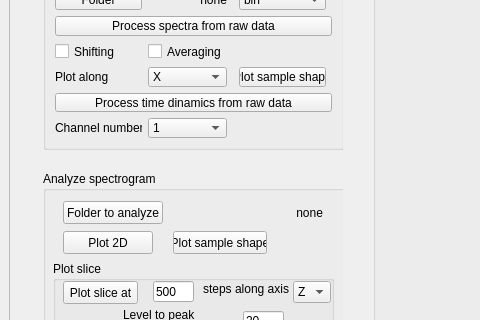
First picture: the form in Windows/UIs/MainWindow.ui, repository al509/ScanLoop, before the edit; both pictures show x 0 to 480 and y 190 to 510 of the 1199 by 892 pixel window.
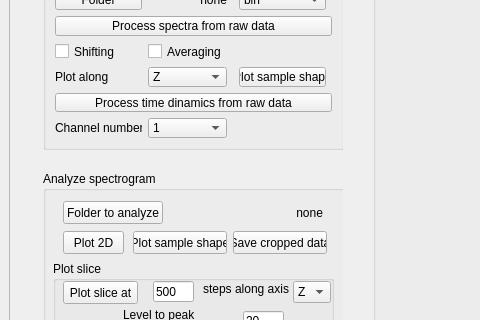
Second picture: the form after the edit. The open tabs and pages were chosen to show the change.

Diff of the .ui file:
```diff
--- a/Windows/UIs/MainWindow.ui
+++ b/Windows/UIs/MainWindow.ui
@@ -55,8 +55,8 @@
         <rect>
          <x>0</x>
          <y>0</y>
-         <width>1175</width>
-         <height>817</height>
+         <width>1179</width>
+         <height>831</height>
         </rect>
        </property>
        <layout class="QGridLayout" name="gridLayout_4">
@@ -1714,7 +1714,7 @@
              <x>0</x>
              <y>0</y>
              <width>300</width>
-             <height>671</height>
+             <height>705</height>
             </rect>
            </property>
            <attribute name="label">
@@ -1832,8 +1832,11 @@
                <property name="toolTip">
                 <string>Choose channel to plot</string>
                </property>
+               <property name="currentText">
+                <string>Z</string>
+               </property>
                <property name="currentIndex">
-                <number>0</number>
+                <number>2</number>
                </property>
                <property name="sizeAdjustPolicy">
                 <enum>QComboBox::AdjustToContents</enum>
@@ -2012,7 +2015,7 @@
               <rect>
                <x>20</x>
                <y>60</y>
-               <width>90</width>
+               <width>61</width>
                <height>23</height>
               </rect>
              </property>
@@ -2023,7 +2026,7 @@
             <widget class="QPushButton" name="pushButton_analyzer_plotSampleShape">
              <property name="geometry">
               <rect>
-               <x>130</x>
+               <x>90</x>
                <y>60</y>
                <width>94</width>
                <height>23</height>
@@ -2154,6 +2157,19 @@
               </property>
              </widget>
             </widget>
+            <widget class="QPushButton" name="pushButton_analyzer_save_cropped_data">
+             <property name="geometry">
+              <rect>
+               <x>190</x>
+               <y>60</y>
+               <width>94</width>
+               <height>23</height>
+              </rect>
+             </property>
+             <property name="text">
+              <string>Save cropped data</string>
+             </property>
+            </widget>
            </widget>
           </widget>
          </widget>
```
Left out of the diff: 20 changed lines with no effect on the pictures.
